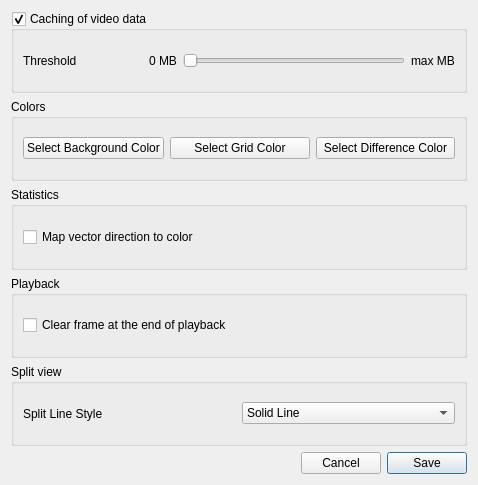
Qt form ui/settingswindow.ui (IENT/YUView) before a commit.
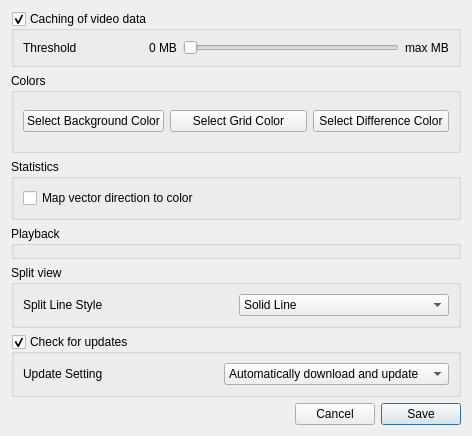
The same form after that commit.

What changed in the file:
```diff
--- a/ui/settingswindow.ui
+++ b/ui/settingswindow.ui
@@ -12,8 +12,8 @@
    <rect>
     <x>0</x>
     <y>0</y>
-    <width>478</width>
-    <height>485</height>
+    <width>470</width>
+    <height>422</height>
    </rect>
   </property>
   <property name="sizePolicy">
@@ -27,7 +27,7 @@
   </property>
   <layout class="QVBoxLayout" name="verticalLayout">
    <item>
-    <layout class="QVBoxLayout" name="verticalLayout_2" stretch="0,0,0,0,0">
+    <layout class="QVBoxLayout" name="verticalLayout_2" stretch="0,0,0,0,0,0">
      <item>
       <widget class="QGroupBox" name="cachingGroupBox">
        <property name="minimumSize">
@@ -214,6 +214,39 @@
        </layout>
       </widget>
      </item>
+     <item>
+      <widget class="QGroupBox" name="checkUpdatesGroupBox">
+       <property name="title">
+        <string>Check for updates</string>
+       </property>
+       <property name="checkable">
+        <bool>true</bool>
+       </property>
+       <layout class="QHBoxLayout" name="horizontalLayout_5">
+        <item>
+         <widget class="QLabel" name="label">
+          <property name="text">
+           <string>Update Setting</string>
+          </property>
+         </widget>
+        </item>
+        <item>
+         <widget class="QComboBox" name="updateSettingComboBox">
+          <item>
+           <property name="text">
+            <string>Automatically download and update</string>
+           </property>
+          </item>
+          <item>
+           <property name="text">
+            <string>Always aks before an update</string>
+           </property>
+          </item>
+         </widget>
+        </item>
+       </layout>
+      </widget>
+     </item>
     </layout>
    </item>
    <item>
```
